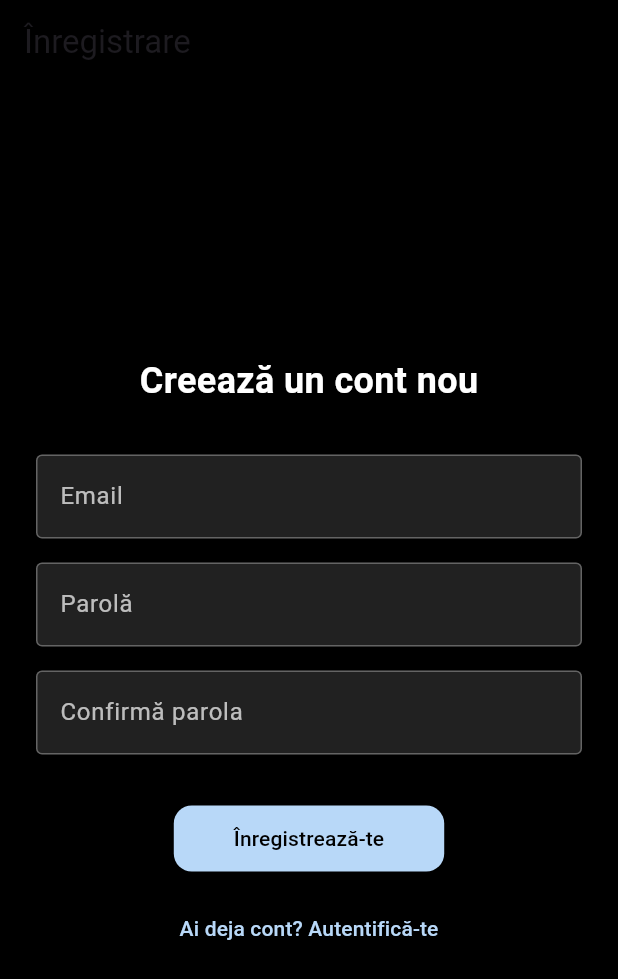
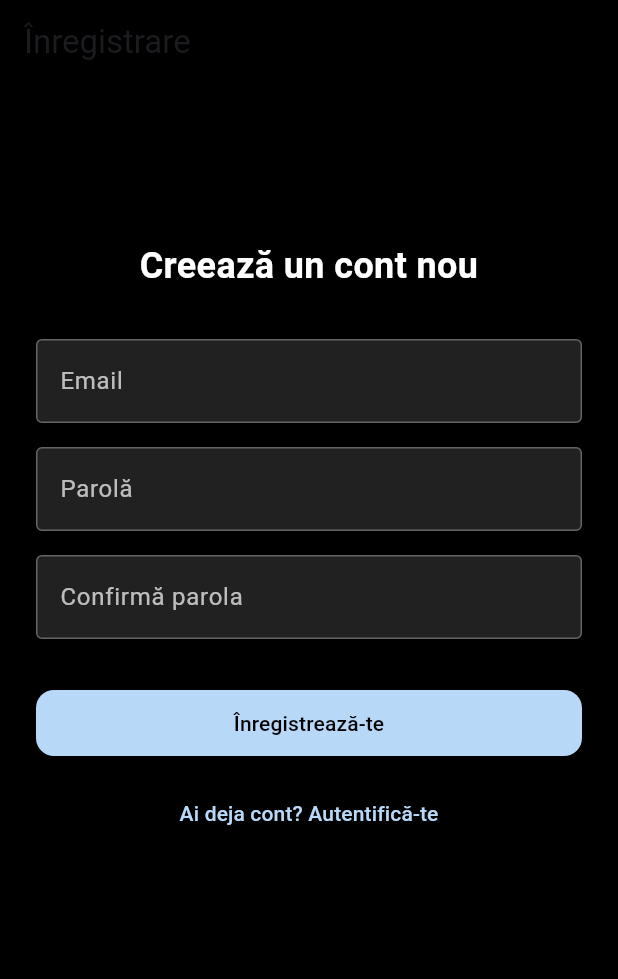
Before and after one commit to DanielVlaicu/smart_menu, a Flutter app: the screen it shows after launch, after a tap on "Autentificare", after a tap on "Nu ai cont? Creează unul", on a phone screen of 412 x 824 dp. Shown: the top 979 px of the screen. Run offline on Flutter 3.47's test engine with Material 3 defaults, Android fonts, the phone set to English and light mode, and no system bars; our stand-ins replace cached_network_image, cloud_firestore, file_picker, firebase_auth, firebase_core, fl_chart and 9 more; accounts and stored records are empty; network calls fail.

Commit message:
login ad register screen mod (erorr resolve for afisare peste tastatura )

```diff
--- a/lib/screens/auth/login_screen.dart
+++ b/lib/screens/auth/login_screen.dart
@@ -41,14 +41,23 @@ class _LoginScreenState extends State<LoginScreen> {
   Widget build(BuildContext context) {
     return Scaffold(
       backgroundColor: Colors.black,
-      appBar: AppBar(title: const Text('Autentificare'), backgroundColor: Colors.black),
-      body: Padding(
+      appBar: AppBar(
+        title: const Text('Autentificare', style: TextStyle(color: Colors.white)),
+        backgroundColor: Colors.black,
+        iconTheme: const IconThemeData(color: Colors.white),
+      ),
+      resizeToAvoidBottomInset: true,
+      body: GestureDetector(
+        onTap: () => FocusScope.of(context).unfocus(),
+        child: SingleChildScrollView(
           padding: const EdgeInsets.all(24),
           child: Column(
-          mainAxisAlignment: MainAxisAlignment.center,
+            crossAxisAlignment: CrossAxisAlignment.stretch,
             children: [
+              const SizedBox(height: 60),
               const Text(
                 'Bine ai revenit!',
+                textAlign: TextAlign.center,
                 style: TextStyle(color: Colors.white, fontSize: 24, fontWeight: FontWeight.bold),
               ),
               const SizedBox(height: 32),
@@ -114,9 +123,11 @@ class _LoginScreenState extends State<LoginScreen> {
               if (error.isNotEmpty)
                 Padding(
                   padding: const EdgeInsets.only(top: 16),
-                child: Text(error, style: const TextStyle(color: Colors.red)),
+                  child: Text(error, style: const TextStyle(color: Colors.red), textAlign: TextAlign.center),
                 ),
+              const SizedBox(height: 20),
             ],
+          ),
         ),
       ),
     );
--- a/lib/screens/auth/register_screen.dart
+++ b/lib/screens/auth/register_screen.dart
@@ -89,14 +89,16 @@ class _RegisterScreenState extends State<RegisterScreen> {
         Scaffold(
           backgroundColor: Colors.black,
           appBar: AppBar(title: const Text('Înregistrare'), backgroundColor: Colors.black),
-          body: Padding(
+          body: SingleChildScrollView(
             padding: const EdgeInsets.all(24),
             child: Column(
-              mainAxisAlignment: MainAxisAlignment.center,
+              crossAxisAlignment: CrossAxisAlignment.stretch,
               children: [
+                const SizedBox(height: 80),
                 const Text(
                   'Creează un cont nou',
                   style: TextStyle(color: Colors.white, fontSize: 24, fontWeight: FontWeight.bold),
+                  textAlign: TextAlign.center,
                 ),
                 const SizedBox(height: 32),
                 _buildTextField(controller: emailController, label: 'Email'),
--- a/lib/screens/manager/qr_generator_screen.dart
+++ b/lib/screens/manager/qr_generator_screen.dart
@@ -115,6 +115,7 @@ class QRGeneratorScreen extends StatelessWidget {
       appBar: AppBar(
         title: const Text('Cod QR Meniu', style: TextStyle(color: Colors.white)),
         backgroundColor: Colors.black,
+        iconTheme: const IconThemeData(color: Colors.white),
       ),
       backgroundColor: Colors.black,
       body: Padding(
```
Also changed, not shown: lib/screens/client/review_form_screen.dart (+73 -15 lines), lib/screens/manager/manager_review_screen.dart (+25 -3 lines), 1 other file. Lines whose indentation alone changed are shown as unchanged.
